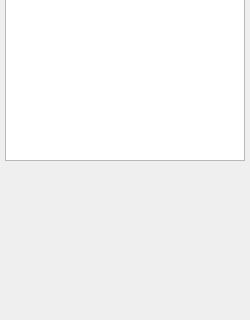
paulmthompson/WhiskerToolbox, file src/WhiskerToolbox/Analysis_Dashboard/Toolbox/ToolboxPanel.ui: the form before one commit; both pictures show x 0 to 250 and y 154 to 474 of the 250 by 600 pixel window.
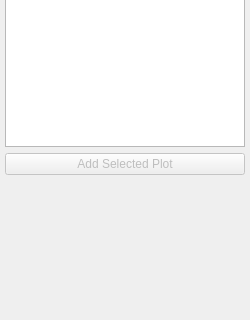
The form after the commit.

What changed in the file:
```diff
--- a/src/WhiskerToolbox/Analysis_Dashboard/Toolbox/ToolboxPanel.ui
+++ b/src/WhiskerToolbox/Analysis_Dashboard/Toolbox/ToolboxPanel.ui
@@ -64,6 +64,16 @@
      </property>
     </widget>
    </item>
+   <item>
+    <widget class="QPushButton" name="add_button">
+     <property name="text">
+      <string>Add Selected Plot</string>
+     </property>
+     <property name="enabled">
+      <bool>false</bool>
+     </property>
+    </widget>
+   </item>
    <item>
     <spacer name="verticalSpacer">
      <property name="orientation">
```
Left out of the diff: 6 changed lines with no effect on the pictures.
